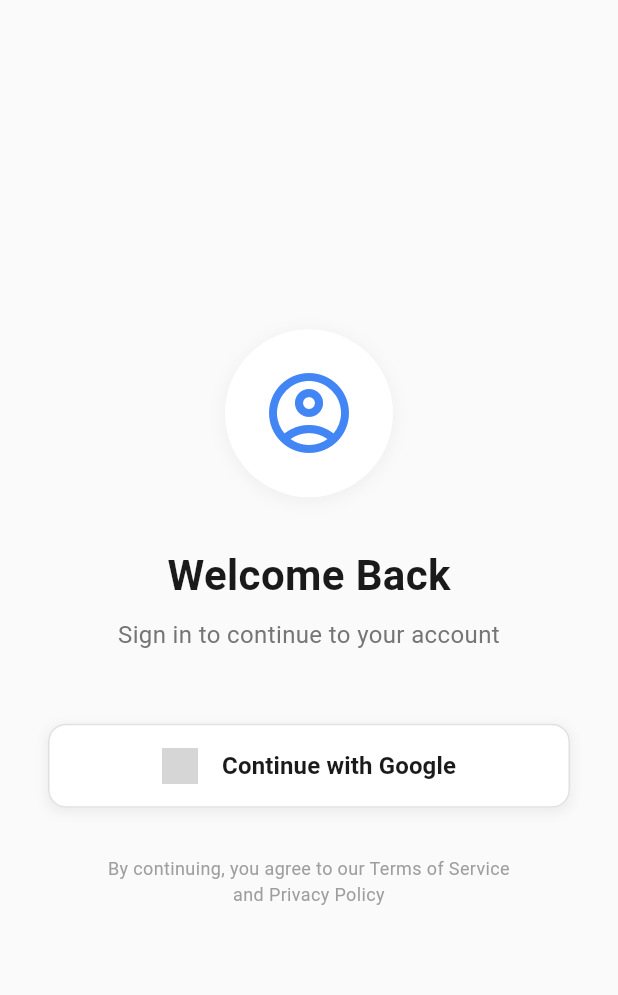
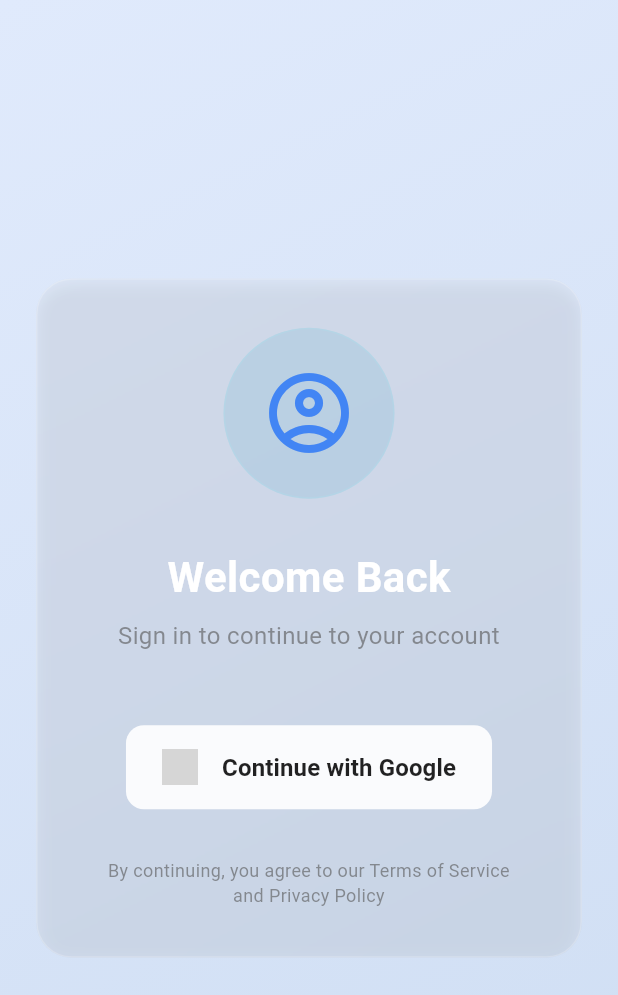
Before and after one commit to nk1044/timeSync, a Flutter app: the MyLoginPage screen opened directly, on a phone screen of 412 x 824 dp. Shown: the top 995 px of the screen. Run offline on Flutter 3.47's test engine with Material 3 defaults, Android fonts, the phone set to English and light mode, and no system bars; our stand-ins replace dio, firebase_auth, firebase_core, flutter_dotenv, flutter_riverpod, flutter_secure_storage and 3 more; accounts and stored records are empty; generated files the repository leaves out were written again; network calls fail; grey boxes are pictures that could not be loaded.

```diff
--- a/application/lib/auth/login.dart
+++ b/application/lib/auth/login.dart
@@ -1,47 +1,92 @@
+import 'dart:ui';
 import 'package:application/server/login_service.dart';
 import 'package:flutter/material.dart';
-import 'package:flutter_riverpod/flutter_riverpod.dart'; // ⬅️ Import Riverpod
+import 'package:flutter_riverpod/flutter_riverpod.dart';
 import 'package:logger/logger.dart';
 
 final _logger = Logger();
+final loginLoadingProvider = StateProvider<bool>((ref) => false);
 
 class MyLoginPage extends ConsumerWidget {
   const MyLoginPage({super.key});
 
-  void _handleGoogleSignIn(BuildContext context, WidgetRef ref) async {
+  Future<void> _handleGoogleSignIn(BuildContext context, WidgetRef ref) async {
+    final loading = ref.read(loginLoadingProvider.notifier);
+
     try {
-      loginService(context, ref);
-      _logger.i('✅google logged in END');
+      loading.state = true;
+      await loginService(context, ref); // already has context.mounted check inside
+      _logger.i('✅ Google logged in END');
     } catch (e) {
-      _logger.i('Error during Google Sign-In: $e');
+      _logger.e('❌ Error during Google Sign-In: $e');
+      if (context.mounted) {
+        ScaffoldMessenger.of(context).showSnackBar(
+          SnackBar(content: Text('Error signing in: ${e.toString()}')),
+        );
+      }
+    } finally {
+      loading.state = false;
     }
   }
 
   @override
   Widget build(BuildContext context, WidgetRef ref) {
+    final isLoading = ref.watch(loginLoadingProvider);
+
     return Scaffold(
-      backgroundColor: Colors.grey[50],
-      body: SafeArea(
-        child: Center(
+      body: Stack(
+        children: [
+          // Background gradient
+          Container(
+            decoration: const BoxDecoration(
+              gradient: LinearGradient(
+                colors: [Color(0xFFe0eafc), Color(0xFFcfdef3)],
+                begin: Alignment.topLeft,
+                end: Alignment.bottomRight,
+              ),
+            ),
+          ),
+
+          // Frosted glass content
+          Center(
             child: SingleChildScrollView(
-            padding: const EdgeInsets.symmetric(horizontal: 32.0),
+              padding: const EdgeInsets.symmetric(horizontal: 24.0),
+              child: ClipRRect(
+                borderRadius: BorderRadius.circular(24),
+                child: BackdropFilter(
+                  filter: ImageFilter.blur(sigmaX: 20.0, sigmaY: 20.0),
+                  child: Container(
+                    width: double.infinity,
+                    padding: const EdgeInsets.all(32),
+                    decoration: BoxDecoration(
+                      color: Colors.white.withOpacity(0.1),
+                      borderRadius: BorderRadius.circular(24),
+                      border: Border.all(
+                        color: Colors.white.withOpacity(0.2),
+                      ),
+                      boxShadow: [
+                        BoxShadow(
+                          color: Colors.black.withOpacity(0.08),
+                          blurRadius: 10,
+                          spreadRadius: 2,
+                          offset: const Offset(0, 4),
+                        ),
+                      ],
+                    ),
                     child: Column(
                       mainAxisAlignment: MainAxisAlignment.center,
                       children: [
-                // Logo/Brand Section
+                        // Avatar Icon
                         Container(
                           padding: const EdgeInsets.all(24),
                           decoration: BoxDecoration(
-                    color: Colors.white,
+                            color: const Color.fromARGB(255, 102, 175, 209)
+                                .withOpacity(0.2),
                             shape: BoxShape.circle,
-                    boxShadow: [
-                      BoxShadow(
-                        color: Colors.grey.withOpacity(0.1),
-                        spreadRadius: 2,
-                        blurRadius: 8,
-                        offset: const Offset(0, 2),
+                            border: Border.all(
+                              color: const Color.fromARGB(255, 169, 225, 237)
+                                  .withOpacity(0.3),
                             ),
-                    ],
                           ),
                           child: const Icon(
                             Icons.account_circle_outlined,
@@ -49,71 +94,58 @@ class MyLoginPage extends ConsumerWidget {
                             color: Color(0xFF4285F4),
                           ),
                         ),
-
                         const SizedBox(height: 32),
 
-                // Welcome Text
                         const Text(
                           'Welcome Back',
                           style: TextStyle(
                             fontSize: 28,
                             fontWeight: FontWeight.bold,
-                    color: Color(0xFF1A1A1A),
+                            color: Colors.white,
                           ),
                         ),
-
                         const SizedBox(height: 8),
-
-                Text(
+                        const Text(
                           'Sign in to continue to your account',
-                  style: TextStyle(fontSize: 16, color: Colors.grey[600]),
+                          style: TextStyle(
+                            fontSize: 16,
+                            color: Color.fromARGB(153, 84, 84, 84),
+                          ),
                           textAlign: TextAlign.center,
                         ),
-
                         const SizedBox(height: 48),
 
                         // Google Sign In Button
-                Container(
-                  width: double.infinity,
-                  height: 56,
-                  decoration: BoxDecoration(
-                    borderRadius: BorderRadius.circular(12),
-                    boxShadow: [
-                      BoxShadow(
-                        color: Colors.grey.withOpacity(0.15),
-                        spreadRadius: 1,
-                        blurRadius: 6,
-                        offset: const Offset(0, 2),
-                      ),
-                    ],
-                  ),
-                  child: ElevatedButton(
-                    onPressed: () => _handleGoogleSignIn(context, ref),
+                        ElevatedButton(
+                          onPressed: isLoading
+                              ? null
+                              : () => _handleGoogleSignIn(context, ref),
                           style: ElevatedButton.styleFrom(
-                      backgroundColor: Colors.white,
-                      foregroundColor: const Color(0xFF1A1A1A),
+                            backgroundColor: Colors.white.withOpacity(0.9),
+                            foregroundColor: Colors.black87,
                             elevation: 0,
                             shape: RoundedRectangleBorder(
                               borderRadius: BorderRadius.circular(12),
-                        side: BorderSide(color: Colors.grey.shade300),
                             ),
-                      padding: const EdgeInsets.symmetric(vertical: 16),
+                            padding: const EdgeInsets.symmetric(
+                                vertical: 16, horizontal: 24),
                           ),
-                    child: Row(
-                      mainAxisAlignment: MainAxisAlignment.center,
+                          child: isLoading
+                              ? const SizedBox(
+                                  width: 20,
+                                  height: 20,
+                                  child: CircularProgressIndicator(
+                                    strokeWidth: 2,
+                                    color: Colors.black54,
+                                  ),
+                                )
+                              : Row(
+                                  mainAxisSize: MainAxisSize.min,
                                   children: [
-                        // Google Logo
-                        Container(
+                                    Image.network(
+                                      'https://developers.google.com/identity/images/g-logo.png',
                                       width: 24,
                                       height: 24,
-                          decoration: const BoxDecoration(
-                            image: DecorationImage(
-                              image: NetworkImage(
-                                'https://developers.google.com/identity/images/g-logo.png',
-                              ),
-                              fit: BoxFit.contain,
-                            ),
-                          ),
                                     ),
                                     const SizedBox(width: 16),
                                     const Text(
@@ -126,14 +158,14 @@ class MyLoginPage extends ConsumerWidget {
                                   ],
                                 ),
                         ),
-                ),
 
                         const SizedBox(height: 32),
-
-                // Footer Text
-                Text(
+                        const Text(
                           'By continuing, you agree to our Terms of Service\nand Privacy Policy',
-                  style: TextStyle(fontSize: 12, color: Colors.grey[500]),
+                          style: TextStyle(
+                            fontSize: 12,
+                            color: Color.fromARGB(153, 84, 84, 84),
+                          ),
                           textAlign: TextAlign.center,
                         ),
                       ],
@@ -141,6 +173,10 @@ class MyLoginPage extends ConsumerWidget {
                   ),
                 ),
               ),
+            ),
+          ),
+        ],
+      ),
     );
   }
 }
--- a/application/pubspec.yaml
+++ b/application/pubspec.yaml
@@ -41,6 +41,9 @@ dependencies:
   flutter_riverpod: ^2.6.1
   dio: ^5.8.0+1
   flutter_dotenv: ^5.2.1
+  shared_preferences: ^2.5.3
+  flutter_secure_storage: ^9.2.4
+  path_provider: ^2.1.5
 
 dev_dependencies:
   flutter_test:
```
Also changed, not shown: application/lib/auth/auth_gate.dart (added, +58 -0 lines), application/lib/auth/auth_repository.dart (+96 -10 lines), application/lib/auth/auth_validation_provider.dart (added, +31 -0 lines), application/lib/auth/token_provider.dart (+47 -1 lines), application/lib/home/home_page.dart (added, +22 -0 lines), application/lib/main.dart (+16 -8 lines), application/lib/server/dio_instance.dart (+20 -10 lines), application/lib/server/login_service.dart (+30 -2 lines), application/pubspec.lock, 7 other files. Lines whose indentation alone changed are shown as unchanged.
